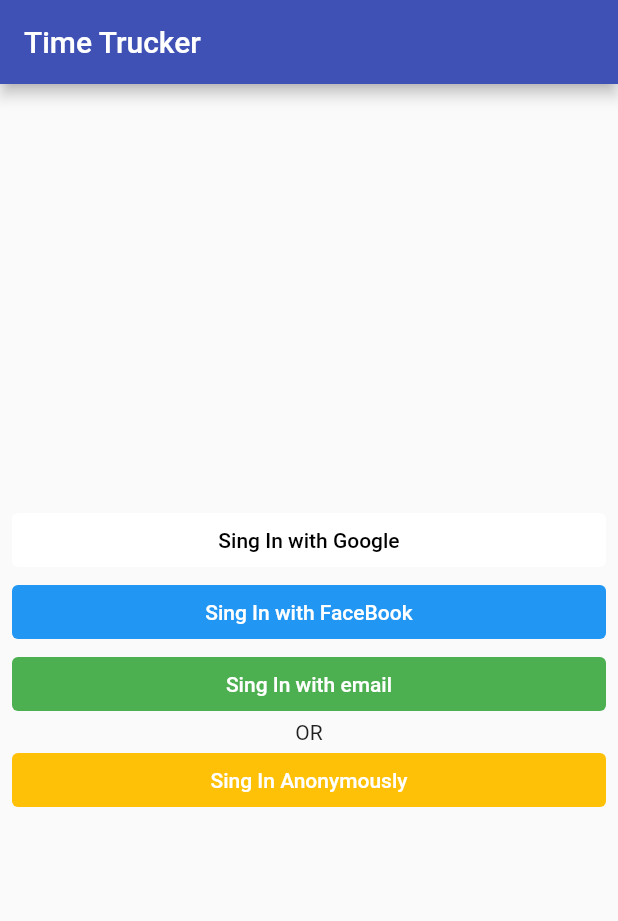
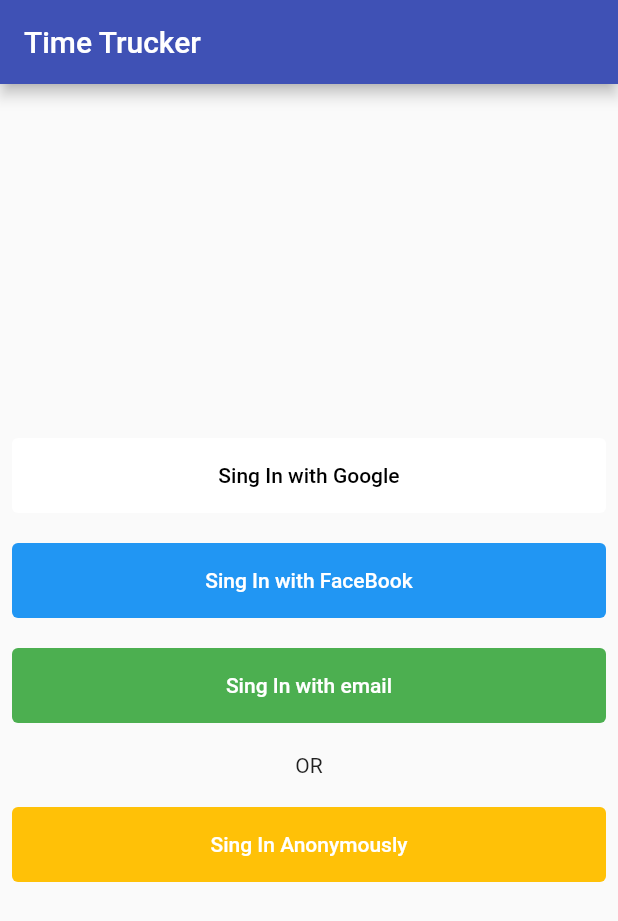
Before and after one commit to mohamadElEaswy/timetracker, a Flutter app: the screen it shows after launch, after a tap on "Sing In with Google", on a phone screen of 412 x 824 dp. Shown: the top 921 px of the screen. Run offline on Flutter 3.47's test engine with Material 2 defaults, Android fonts, the phone set to English and light mode, and no system bars; our stand-ins replace firebase_auth, firebase_core, google_sign_in; accounts and stored records are empty.

Commit message:
11/14/2021 -1

```diff
--- a/lib/services/auth.dart
+++ b/lib/services/auth.dart
@@ -1,13 +1,16 @@
+
 import 'package:firebase_auth/firebase_auth.dart';
-abstract class AuthBase{
+import 'package:google_sign_in/google_sign_in.dart';
+
+abstract class AuthBase {
   User? get currentUser;
   Stream<User?> authUserState();
   Future<User?> signInAnonymously();
+  Future<User?> signInWithGoogle();
   Future<void> signOut();
 }
 
-
-class Auth implements AuthBase{
+class Auth implements AuthBase {
   final _firebaseAuth = FirebaseAuth.instance;
   @override
   Stream<User?> authUserState() => _firebaseAuth.authStateChanges();
@@ -18,8 +21,37 @@ class Auth implements AuthBase{
     final userCredential = await _firebaseAuth.signInAnonymously();
     return userCredential.user;
   }
+
+  @override
+  Future<User?> signInWithGoogle() async {
+    final googleSignIn = GoogleSignIn();
+    final googleUser = await googleSignIn.signIn();
+    if (googleUser != null) {
+      final googleAuth = await googleUser.authentication;
+      if (googleAuth.idToken != null) {
+        final userCredential = await _firebaseAuth.signInWithCredential(
+            GoogleAuthProvider.credential(
+                accessToken: googleAuth.accessToken,
+                idToken: googleAuth.idToken));
+        return userCredential.user;
+      } else {
+        throw FirebaseAuthException(
+          code: 'ERROR_MISSING_GOOGLE_ID_TOKEN',
+          message: 'missing google id token',
+        );
+      }
+    }else {
+      throw FirebaseAuthException(
+        code: 'ERROR_ABORTED_BY_USER',
+        message: 'sign in aborted by user',
+      );
+    }
+  }
+
   @override
   Future<void> signOut() async {
+    final googleSignIn = GoogleSignIn();
+    await googleSignIn.signOut();
     await _firebaseAuth.signOut();
   }
 }
--- a/lib/ui/sign_in/sign_in_screen.dart
+++ b/lib/ui/sign_in/sign_in_screen.dart
@@ -7,6 +7,14 @@ class SignInScreen extends StatelessWidget {
   Future<void> _signInAnonymously() async {
     try {
       await auth.signInAnonymously();
+    } catch (e) {
+      print(e.toString());
+    }
+  }
+
+  Future<void> _signInWithGoogle() async {
+    try {
+      await auth.signInWithGoogle();
     } catch (e) {
       print(e.toString());
     }
@@ -25,22 +33,22 @@ class SignInScreen extends StatelessWidget {
           mainAxisAlignment: MainAxisAlignment.center,
           children: [
             DefaultButton(
-              onPressed: () {},
+              onPressed: _signInWithGoogle,
               text: 'Sing In with Google',
               color: Colors.white,
               textColor: Colors.black,
-            ),
+            ),const SizedBox(height: 20.0,),
             DefaultButton(
               onPressed: () {},
               text: 'Sing In with FaceBook',
               color: Colors.blue,
-            ),
+            ),const SizedBox(height: 20.0,),
             DefaultButton(
               onPressed: () {},
               text: 'Sing In with email',
               color: Colors.green,
-            ),
-            const Text('OR'),
+            ),const SizedBox(height: 20.0,),
+            const Text('OR'),const SizedBox(height: 20.0,),
             DefaultButton(
               onPressed: _signInAnonymously,
               text: 'Sing In Anonymously',
@@ -70,6 +78,7 @@ class DefaultButton extends StatelessWidget {
   @override
   Widget build(BuildContext context) {
     return SizedBox(
+      height: 50.0,
       width: double.infinity,
       child: ElevatedButton(
         onPressed: onPressed,
```
